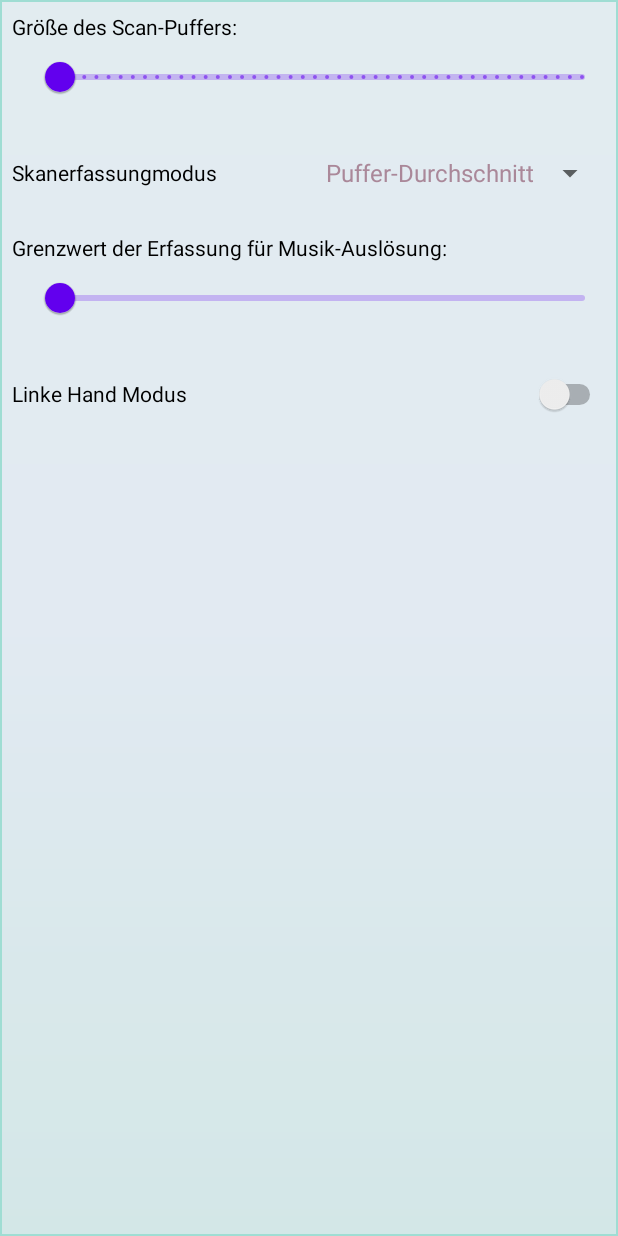
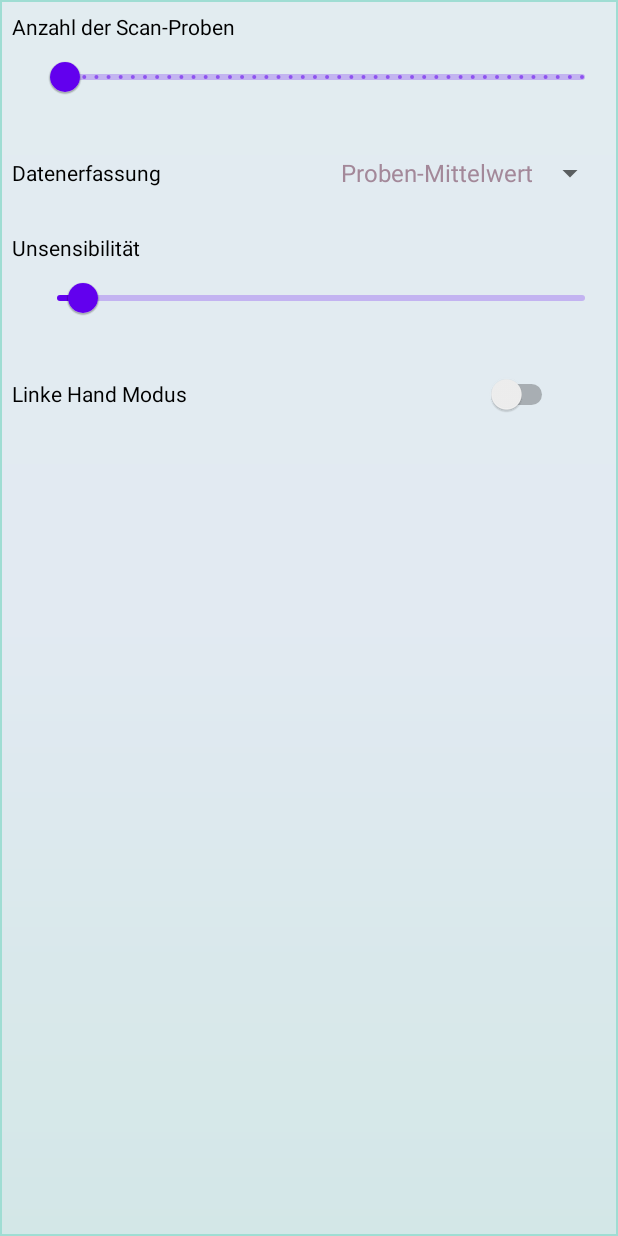
Before and after one commit to tomlud123/VirtRealTUD, an Android app: the screen it shows after launch (SettingsActivity), after a tap on an icon or button, on a phone screen of 412 x 824 dp. Run offline under Robolectric (Android 15) with nearby library versions, the phone set to English and light mode, and no system bars; libraries missing offline, so code that uses them is left out: org.apache.commons; 1 statement that could not run was skipped.

Commit message:
implement settings

```diff
--- a/app/build.gradle
+++ b/app/build.gradle
@@ -1,5 +1,7 @@
 plugins {
     id 'com.android.application'
+    id 'org.jetbrains.kotlin.android'
+    id 'kotlin-android-extensions'
 }
 
 android {
--- a/app/src/main/java/com/example/virtrealtud/MainActivity.java
+++ b/app/src/main/java/com/example/virtrealtud/MainActivity.java
@@ -2,6 +2,7 @@ package com.example.virtrealtud;
 
 import android.content.Context;
 import android.content.Intent;
+import android.content.SharedPreferences;
 import android.hardware.Sensor;
 import android.hardware.SensorEvent;
 import android.hardware.SensorEventListener;
@@ -9,6 +10,7 @@ import android.hardware.SensorManager;
 import android.media.MediaPlayer;
 import android.os.Bundle;
 import android.view.View;
+import android.widget.Toast;
 
 import androidx.appcompat.app.AppCompatActivity;
 
@@ -17,16 +19,16 @@ import org.apache.commons.collections4.queue.CircularFifoQueue;
 import java.util.Arrays;
 import java.util.Queue;
 
-
+//TODO: add textviews with informations about settings
 public class MainActivity extends AppCompatActivity implements SensorEventListener {
 
     private SensorManager sensorManager;
     private Sensor sensorAcc;
-    private Sensor sensorGrav;
-    private GravityListener gravListener;
     private MediaPlayer mp;
     private boolean antiLoopMutex = false;
-    Queue<Float> accBuffer;
+    private Queue<Float> accBuffer;
+    private float sensitivity;
+    private boolean leftHand;
 
     @Override
     protected void onCreate(Bundle savedInstanceState) {
@@ -35,38 +37,43 @@ public class MainActivity extends AppCompatActivity implements SensorEventListen
 
         sensorManager = (SensorManager) getSystemService(Context.SENSOR_SERVICE);
         sensorAcc = sensorManager.getDefaultSensor(Sensor.TYPE_ACCELEROMETER);
-        sensorGrav = sensorManager.getDefaultSensor(Sensor.TYPE_GRAVITY);
-        gravListener = new GravityListener();
-        accBuffer = new CircularFifoQueue<>(5);
         mp = MediaPlayer.create(this, R.raw.electr);
     }
 
     protected void onResume() {
         super.onResume();
+
+        SharedPreferences sharedPref = getSharedPreferences("settings",0);
+        float scanBufferSize = sharedPref.getFloat("buffer size", SettingsActivity.DEFAULT_BUFFER_SIZE);
+        accBuffer = new CircularFifoQueue<>((int) scanBufferSize);
+        sensitivity = sharedPref.getFloat("sensitivity", SettingsActivity.DEFAULT_SENSITIVITY);
+        leftHand = sharedPref.getBoolean("left hand", false);
+
         sensorManager.registerListener(this, sensorAcc, SensorManager.SENSOR_DELAY_FASTEST);
-//        sensorManager.registerListener(gravListener, sensorGrav, SensorManager.SENSOR_DELAY_FASTEST);
     }
 
     protected void onPause() {
         super.onPause();
         sensorManager.unregisterListener(this);
-        sensorManager.unregisterListener(gravListener);
     }
 
     @Override
     public void onSensorChanged(SensorEvent sensorEvent) {
         System.out.println(Arrays.toString(sensorEvent.values));
         accBuffer.add(sensorEvent.values[0]);
-        float tmp = 0;
-        for (int i = 0; i < 5; i++) {
-            tmp = tmp + accBuffer.element();
+        float scanResult = 0;
+        for (int i = 0; i < accBuffer.size(); i++) {
+            scanResult = scanResult + accBuffer.element();
         }
-        System.out.println(tmp);
-        if (tmp > 125) {
-            if (!mp.isPlaying() && !antiLoopMutex /*&& gravListener.isRotatedToHit()*/) {
+        scanResult = scanResult / accBuffer.size();
+        System.out.println(scanResult);
+
+        if (scanResult > sensitivity && !leftHand
+        || scanResult < -sensitivity && leftHand) {
+            if (!mp.isPlaying() && !antiLoopMutex) {
                 antiLoopMutex = true;
                 mp.start();
-                System.out.println("FIRE" + gravListener.isRotatedToHit());
+                System.out.println("FIRE");
                 mp.setOnCompletionListener(mp -> {
                     mp.pause();
                     mp.seekTo(0);
@@ -82,9 +89,9 @@ public class MainActivity extends AppCompatActivity implements SensorEventListen
     public void onAccuracyChanged(Sensor sensor, int i) {
     }
 
-    public void onSettingsClick(View v){
-        Intent myIntent = new Intent(MainActivity.this, SettingsActivity.class);
-        MainActivity.this.startActivity(myIntent);
+    public void onSettingsClick(View v) {
+        Intent intent = new Intent(this, SettingsActivity.class);
+        startActivity(intent);
     }
 
 }
--- a/app/src/main/java/com/example/virtrealtud/SettingsActivity.java
+++ /dev/null
@@ -1,13 +0,0 @@
-package com.example.virtrealtud;
-
-import androidx.appcompat.app.AppCompatActivity;
-import android.os.Bundle;
-
-public class SettingsActivity extends AppCompatActivity {
-
-    @Override
-    protected void onCreate(Bundle savedInstanceState) {
-        super.onCreate(savedInstanceState);
-        setContentView(R.layout.activity_settings);
-    }
-}
--- /dev/null
+++ b/app/src/main/java/com/example/virtrealtud/SettingsActivity.kt
@@ -0,0 +1,55 @@
+package com.example.virtrealtud
+
+import android.os.Bundle
+import androidx.appcompat.app.AppCompatActivity
+import kotlinx.android.synthetic.main.activity_settings.*
+
+class SettingsActivity : AppCompatActivity() {
+    companion object {
+        const val DEFAULT_BUFFER_SIZE = 3f
+        const val DEFAULT_SENSITIVITY = 10f
+    }
+
+    override fun onCreate(savedInstanceState: Bundle?) {
+        super.onCreate(savedInstanceState)
+        setContentView(R.layout.activity_settings)
+        setViewListeners()
+        updateViews()
+    }
+
+    private fun setViewListeners(){
+        sampleRateSlider.addOnChangeListener { slider, value, fromUser ->
+//            Toast.makeText(this, value.toString(), Toast.LENGTH_LONG).show()
+            val sharedPref = getSharedPreferences("settings", 0)
+            val editor = sharedPref.edit()
+            editor.putFloat("buffer size", value)
+            editor.apply()
+        }
+
+        sensivitySlider.addOnChangeListener { slider, value, fromUser ->
+            val sharedPref = getSharedPreferences("settings", 0)
+            val editor = sharedPref.edit()
+            editor.putFloat("sensitivity", value)
+            editor.apply()
+        }
+
+        leftHand.setOnCheckedChangeListener { buttonView, isChecked ->
+            val sharedPref = getSharedPreferences("settings", 0)
+            val editor = sharedPref.edit()
+            editor.putBoolean("left hand", isChecked)
+            editor.apply()
+        }
+    }
+
+    private fun updateViews() {
+        val sharedPref = getSharedPreferences("settings", 0)
+        var bufferSize = sharedPref.getFloat("buffer size", DEFAULT_BUFFER_SIZE)
+        sampleRateSlider.value = bufferSize
+        var sensitivity = sharedPref.getFloat("sensitivity", DEFAULT_SENSITIVITY)
+        sensivitySlider.value = sensitivity
+        var leftHandOn = sharedPref.getBoolean("left hand", false)
+        leftHand.isChecked = leftHandOn
+    }
+
+
+    }
--- a/app/src/main/res/layout/activity_main.xml
+++ b/app/src/main/res/layout/activity_main.xml
@@ -5,6 +5,8 @@
     android:layout_width="match_parent"
     android:layout_height="match_parent"
     android:background="@drawable/ui_background"
+    android:backgroundTint="#F3F4EF"
+    android:backgroundTintMode="multiply"
     tools:context=".MainActivity">
 
     <TextView
@@ -32,6 +34,6 @@
         app:layout_constraintBottom_toBottomOf="parent"
         app:layout_constraintEnd_toEndOf="parent"
         app:srcCompat="@drawable/ic_baseline_settings_24"
-        app:tint="#153333"
+        app:tint="#163330"
         tools:ignore="SpeakableTextPresentCheck" />
 </androidx.constraintlayout.widget.ConstraintLayout>
--- a/app/src/main/res/layout/activity_settings.xml
+++ b/app/src/main/res/layout/activity_settings.xml
@@ -26,16 +26,18 @@
             android:id="@+id/textView2"
             android:layout_width="match_parent"
             android:layout_height="wrap_content"
-            android:text="Größe des Scan-Puffers:"
+            android:text="Anzahl der Scan-Proben"
             android:textColor="#000000" />
 
         <com.google.android.material.slider.Slider
+            android:id="@+id/sampleRateSlider"
             android:layout_width="match_parent"
             android:layout_height="10dp"
             android:layout_marginLeft="16dp"
             android:stepSize="1.0"
+            android:value="3"
             android:valueFrom="1.0"
-            android:valueTo="50.0"
+            android:valueTo="200.0"
             tools:ignore="SpeakableTextPresentCheck" />
 
         <LinearLayout
@@ -50,7 +52,7 @@
                 android:layout_height="match_parent"
                 android:layout_weight="1"
                 android:gravity="center_vertical"
-                android:text="Skanerfassungmodus"
+                android:text="Datenerfassung"
                 android:textColor="#000000" />
 
             <Spinner
@@ -68,23 +70,25 @@
             android:layout_width="match_parent"
             android:layout_height="wrap_content"
             android:layout_marginTop="16dp"
-            android:text="Grenzwert der Erfassung für Musik-Auslösung:"
+            android:text="Unsensibilität"
             android:textColor="#000000" />
 
         <com.google.android.material.slider.Slider
-            android:id="@+id/slider"
+            android:id="@+id/sensivitySlider"
             android:layout_width="match_parent"
             android:layout_height="10dp"
             android:layout_marginLeft="16dp"
+            android:value="10"
             android:valueFrom="1.0"
-            android:valueTo="400.0"
+            android:valueTo="200.0"
             tools:ignore="SpeakableTextPresentCheck" />
 
         <Switch
-            android:id="@+id/switch1"
+            android:id="@+id/leftHand"
             android:layout_width="match_parent"
             android:layout_height="wrap_content"
             android:layout_marginTop="16dp"
+            android:layout_marginRight="32dp"
             android:minHeight="48dp"
             android:text="Linke Hand Modus"
             android:textColor="#000000" />
--- a/app/src/main/res/values/colors.xml
+++ b/app/src/main/res/values/colors.xml
@@ -2,7 +2,7 @@
 <resources>
     <color name="purple_200">#FFBB86FC</color>
     <color name="purple_500">#FF6200EE</color>
-    <color name="purple_700">#FC3700D3</color>
+    <color name="purple_700">#AA335566</color>
     <color name="teal_200">#FF03DAC5</color>
     <color name="teal_700">#FF018786</color>
     <color name="black">#FF000000</color>
--- a/app/src/main/res/values/strings.xml
+++ b/app/src/main/res/values/strings.xml
@@ -1,6 +1,6 @@
 <resources>
     <string name="app_name">Accelerometer drums</string>
     <string-array name="scan_result_collect_modes">
-        <item>Puffer-Durchschnitt</item>
+        <item>Proben-Mittelwert</item>
     </string-array>
 </resources>
--- a/app/src/main/res/values/styles.xml
+++ b/app/src/main/res/values/styles.xml
@@ -1,6 +1,6 @@
 <?xml version="1.0" encoding="utf-8"?>
 <resources>
     <style name="mySpinnerItemStyle" parent="@android:style/Widget.Holo.DropDownItem.Spinner">
-        <item name="android:textColor">#aa8899</item>
+        <item name="android:textColor">#a38899</item>
 </style>
 </resources>
--- a/build.gradle
+++ b/build.gradle
@@ -2,6 +2,7 @@
 plugins {
     id 'com.android.application' version '7.1.3' apply false
     id 'com.android.library' version '7.1.3' apply false
+    id 'org.jetbrains.kotlin.android' version '1.5.30' apply false
 }
 
 task clean(type: Delete) {
```
Also changed, not shown: app/src/main/AndroidManifest.xml (+6 -5 lines).
